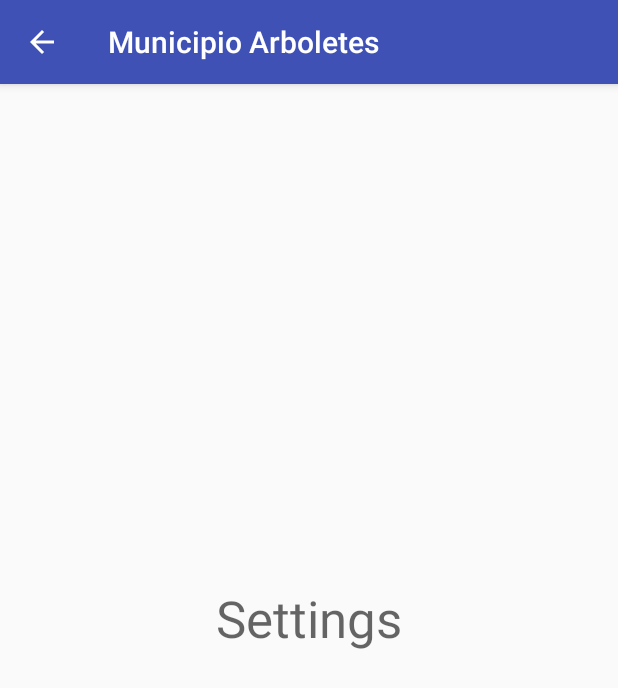
After one commit to grajant/ArboletesTuristico, an Android app: the DetailsActivity screen opened directly, with no data from a screen before it, on a phone screen of 412 x 824 dp. The commit adds this screen. Shown: the top 688 px of the screen. Run offline under Robolectric (Android 15) with nearby library versions, the phone set to English and light mode, and no system bars; 1 statement that could not run was skipped.

Commit message:
Version_3.0 ListView & Navigation Drawer
Action added to ListView items

```diff
--- a/app/src/main/AndroidManifest.xml
+++ b/app/src/main/AndroidManifest.xml
@@ -31,6 +31,9 @@
             android:name=".DrawerActivity"
             android:label="@string/title_activity_drawer"
             android:theme="@style/AppTheme.NoActionBar" />
+        <activity android:name=".DetailsActivity"
+            android:theme="@style/AppTheme.NoActionBar"
+            android:parentActivityName=".PlacesActivity"/>
     </application>
 
 </manifest>
--- /dev/null
+++ b/app/src/main/java/com/glego/arboletesturistico/DetailsActivity.java
@@ -0,0 +1,46 @@
+package com.glego.arboletesturistico;
+
+import android.content.Intent;
+import android.os.Build;
+import android.support.v7.app.AppCompatActivity;
+import android.os.Bundle;
+import android.support.v7.widget.Toolbar;
+import android.util.TypedValue;
+import android.view.MenuItem;
+
+public class DetailsActivity extends AppCompatActivity {
+
+    private Toolbar toolbar;
+    private String option;
+    @Override
+    protected void onCreate(Bundle savedInstanceState) {
+        super.onCreate(savedInstanceState);
+        setContentView(R.layout.activity_details);
+
+        Bundle extras = getIntent().getExtras();
+        option = extras.getString("option");
+
+        toolbar = (Toolbar) findViewById(R.id.toolbar);
+        setSupportActionBar(toolbar);
+        getSupportActionBar().setDisplayHomeAsUpEnabled(true);
+
+        TypedValue typedValueColorPrimaryDark = new TypedValue();
+        DetailsActivity.this.getTheme().resolveAttribute(R.attr.colorPrimaryDark, typedValueColorPrimaryDark, true);
+        final int colorPrimaryDark = typedValueColorPrimaryDark.data;
+        if (Build.VERSION.SDK_INT >= 21) {
+            getWindow().setStatusBarColor(colorPrimaryDark);
+        }
+    }
+
+    @Override
+    public boolean onOptionsItemSelected(MenuItem item) {
+        if (item.getItemId() == android.R.id.home){
+            Intent intent = new Intent(DetailsActivity.this, PlacesActivity.class);
+            intent.putExtra("option", option);
+            startActivity(intent);
+            finish();
+            return true;
+        }
+        return super.onOptionsItemSelected(item);
+    }
+}
--- a/app/src/main/java/com/glego/arboletesturistico/Fragments/AttractionListFragment.java
+++ b/app/src/main/java/com/glego/arboletesturistico/Fragments/AttractionListFragment.java
@@ -1,6 +1,7 @@
 package com.glego.arboletesturistico.Fragments;
 
 
+import android.content.Intent;
 import android.os.Bundle;
 import android.support.v4.app.Fragment;
 import android.support.v4.app.ListFragment;
@@ -10,6 +11,7 @@ import android.view.ViewGroup;
 import android.widget.AdapterView;
 import android.widget.Toast;
 
+import com.glego.arboletesturistico.DetailsActivity;
 import com.glego.arboletesturistico.DrawerActivity;
 import com.glego.arboletesturistico.ListPlaces;
 import com.glego.arboletesturistico.MyAdapter;
@@ -42,6 +44,8 @@ public class AttractionListFragment extends ListFragment implements AdapterView.
 
     @Override
     public void onItemClick(AdapterView<?> parent, View view, int position,long id) {
-        Toast.makeText(getActivity(), "Item: " + position, Toast.LENGTH_SHORT).show();
+        Intent intent = new Intent(getContext(), DetailsActivity.class);
+        intent.putExtra("option", "tour");
+        startActivity(intent);
     }
 }
--- a/app/src/main/java/com/glego/arboletesturistico/Fragments/HotelListFragment.java
+++ b/app/src/main/java/com/glego/arboletesturistico/Fragments/HotelListFragment.java
@@ -1,5 +1,6 @@
 package com.glego.arboletesturistico.Fragments;
 
+import android.content.Intent;
 import android.support.v4.app.ListFragment;
 import android.os.Bundle;
 
@@ -11,6 +12,7 @@ import android.widget.AdapterView;
 import android.widget.AdapterView.OnItemClickListener;
 import android.widget.Toast;
 
+import com.glego.arboletesturistico.DetailsActivity;
 import com.glego.arboletesturistico.DrawerActivity;
 import com.glego.arboletesturistico.ListPlaces;
 import com.glego.arboletesturistico.MyAdapter;
@@ -39,6 +41,8 @@ public class HotelListFragment extends ListFragment implements OnItemClickListen
 
     @Override
     public void onItemClick(AdapterView<?> parent, View view, int position,long id) {
-        Toast.makeText(getActivity(), "Item: " + position, Toast.LENGTH_SHORT).show();
+        Intent intent = new Intent(getContext(), DetailsActivity.class);
+        intent.putExtra("option", "hotel");
+        startActivity(intent);
     }
 }
--- a/app/src/main/java/com/glego/arboletesturistico/Fragments/RestaurantListFragment.java
+++ b/app/src/main/java/com/glego/arboletesturistico/Fragments/RestaurantListFragment.java
@@ -1,6 +1,7 @@
 package com.glego.arboletesturistico.Fragments;
 
 
+import android.content.Intent;
 import android.os.Bundle;
 import android.support.v4.app.Fragment;
 import android.support.v4.app.ListFragment;
@@ -10,6 +11,7 @@ import android.view.ViewGroup;
 import android.widget.AdapterView;
 import android.widget.Toast;
 
+import com.glego.arboletesturistico.DetailsActivity;
 import com.glego.arboletesturistico.DrawerActivity;
 import com.glego.arboletesturistico.ListPlaces;
 import com.glego.arboletesturistico.MyAdapter;
@@ -42,6 +44,8 @@ public class RestaurantListFragment extends ListFragment implements AdapterView.
 
     @Override
     public void onItemClick(AdapterView<?> parent, View view, int position,long id) {
-        Toast.makeText(getActivity(), "Item: " + position, Toast.LENGTH_SHORT).show();
+        Intent intent = new Intent(getContext(), DetailsActivity.class);
+        intent.putExtra("option", "restaurant");
+        startActivity(intent);
     }
 }
--- a/app/src/main/java/com/glego/arboletesturistico/ProfileActivity.java
+++ b/app/src/main/java/com/glego/arboletesturistico/ProfileActivity.java
@@ -28,6 +28,9 @@ public class ProfileActivity extends DrawerActivity{
 
         usernameTextView.setText(extras.getString("username"));
         emailTextView.setText(extras.getString("email"));
+
+        MenuItem item = navigationView.getMenu().getItem(1);
+        item.setChecked(true);
     }
 
     @Override
--- /dev/null
+++ b/app/src/main/res/layout/activity_details.xml
@@ -0,0 +1,24 @@
+<?xml version="1.0" encoding="utf-8"?>
+<FrameLayout xmlns:android="http://schemas.android.com/apk/res/android"
+    xmlns:app="http://schemas.android.com/apk/res-auto"
+    android:layout_width="match_parent"
+    android:layout_height="match_parent">
+
+    <android.support.v7.widget.Toolbar
+        android:id="@+id/toolbar"
+        android:layout_width="match_parent"
+        android:layout_height="?actionBarSize"
+        android:background="?attr/colorPrimary"
+        android:elevation="4dp"
+        app:popupTheme="@style/ThemeOverlay.AppCompat.Light"
+        app:theme="@style/ToolbarTheme" />
+
+    <TextView
+        android:textAppearance="@style/TextAppearance.AppCompat.Display1"
+        android:layout_width="wrap_content"
+        android:layout_height="wrap_content"
+        android:layout_gravity="center"
+        android:text="Settings"
+         />
+
+</FrameLayout>
--- /dev/null
+++ b/app/src/main/res/transition/activity_fade.xml
@@ -0,0 +1,5 @@
+<?xml version="1.0" encoding="utf-8"?>
+<transitionManager xmlns:android="http://schemas.android.com/apk/res/android">
+    <fade xmlns:android="http://schemas.android.com/apk/res/"
+        android:duration="1000"/>
+</transitionManager>
--- /dev/null
+++ b/app/src/main/res/transition/activity_slide.xml
@@ -0,0 +1,3 @@
+<?xml version="1.0" encoding="utf-8"?>
+<slide xmlns:android="http://schemas.android.com/apk/res/"
+    android:duration="1000"/>
```
Also changed, not shown: app/build.gradle (+7 -2 lines), app/src/main/java/com/glego/arboletesturistico/DrawerActivity.java (+42 -45 lines), app/src/main/java/com/glego/arboletesturistico/MainActivity.java (+12 -0 lines), app/src/main/java/com/glego/arboletesturistico/PlacesActivity.java (+64 -100 lines), app/src/main/res/layout/nav_header_drawer.xml (+8 -6 lines), 1 other file.
